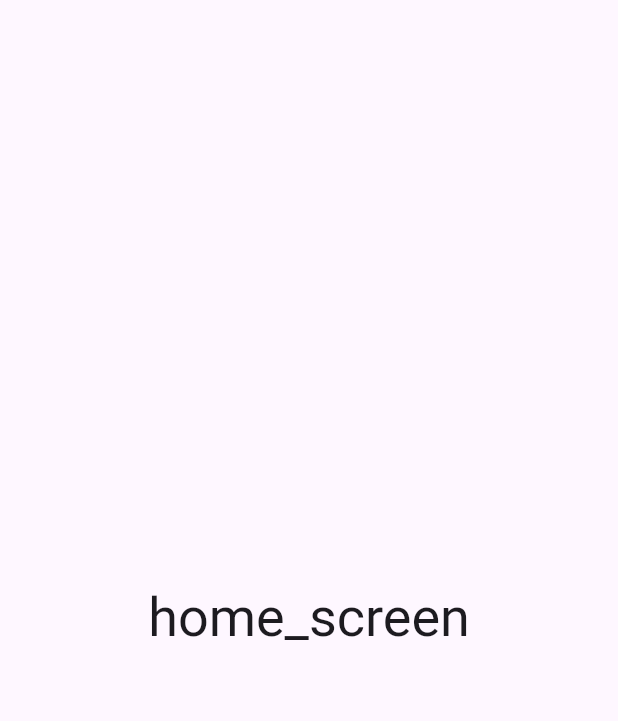
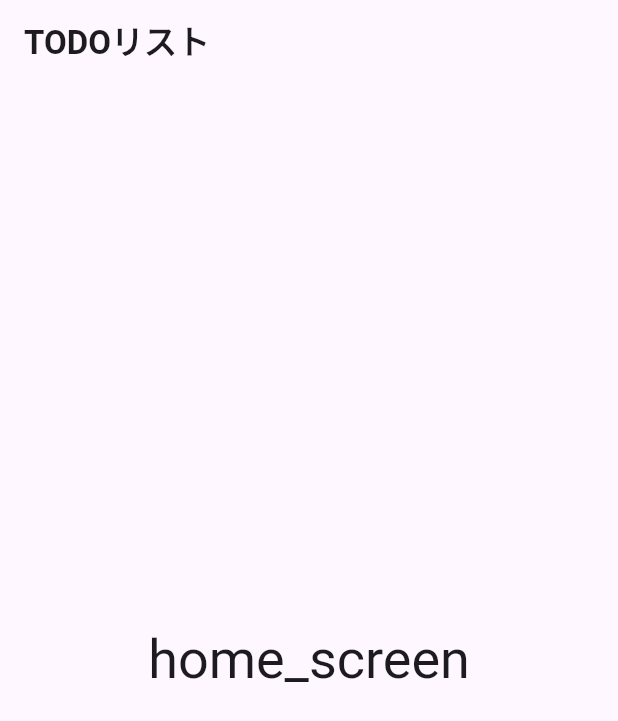
Before and after one commit to yukimiyake0607/todo_riverpod, a Flutter app: the screen it shows after launch, on a phone screen of 412 x 824 dp. Shown: the top 721 px of the screen. Run offline on Flutter 3.47's test engine with Material 3 defaults, Android fonts, the phone set to English and light mode, and no system bars.

Commit message:
add: appBarを追加

```diff
--- a/lib/app.dart
+++ b/lib/app.dart
@@ -11,6 +11,11 @@ class MainApp extends StatelessWidget {
       theme: ThemeData(
         primaryColor: Colors.blue,
         brightness: Brightness.light,
+        textTheme: const TextTheme(
+          titleLarge: TextStyle(
+            fontWeight: FontWeight.bold,
+          ),
+        ),
       ),
     );
   }
--- a/lib/screens/home_screen.dart
+++ b/lib/screens/home_screen.dart
@@ -6,6 +6,12 @@ class HomeScreen extends StatelessWidget {
   @override
   Widget build(BuildContext context) {
     return Scaffold(
+      appBar: AppBar(
+        title: Text(
+          'TODOリスト',
+          style: Theme.of(context).textTheme.titleLarge,
+        ),
+      ),
       body: Center(
         child: Text(
           'home_screen',
```
